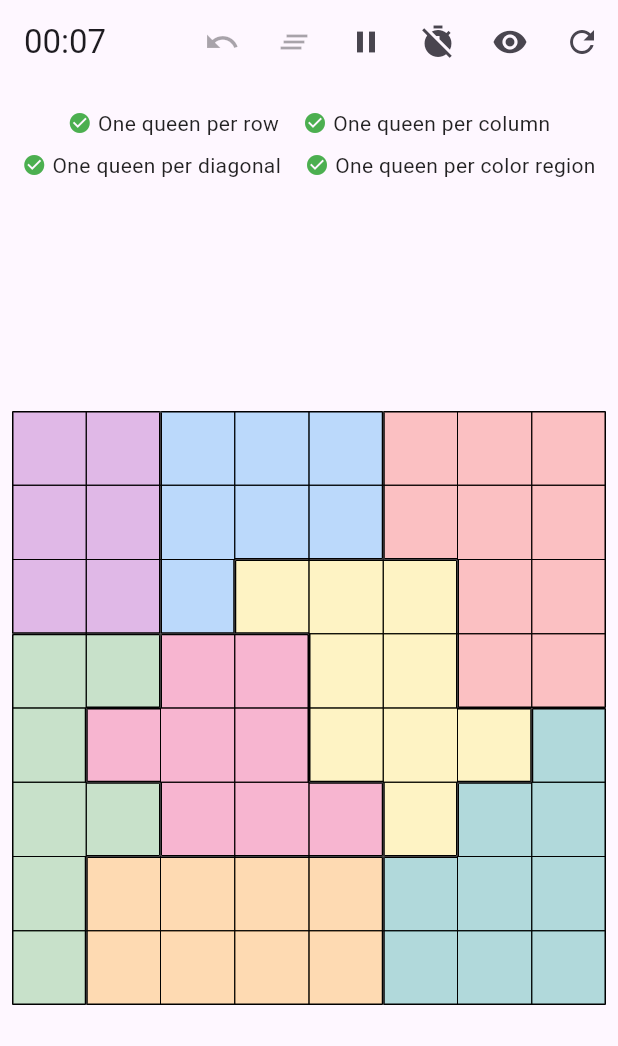
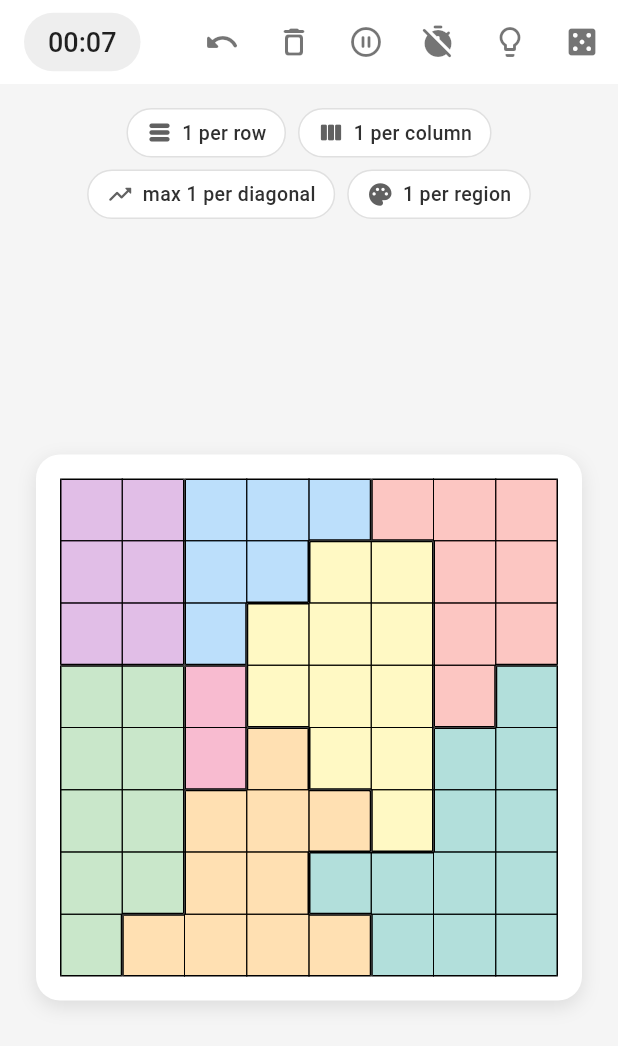
Before and after one commit to julianmzr/queens, a Flutter app: the screen it shows after launch, on a phone screen of 412 x 824 dp. Shown: the top 1046 px of the screen. Run offline on Flutter 3.47's test engine with Material 3 defaults, Android fonts, the phone set to English and light mode, and no system bars; our stand-ins replace flutter_svg.

Commit message:
update looks

```diff
--- a/lib/main.dart
+++ b/lib/main.dart
@@ -1,6 +1,7 @@
 import 'package:flutter/material.dart';
 import 'dart:async';
 import 'dart:math';
+import 'package:flutter_svg/flutter_svg.dart';
 
 class Board {
   final List<List<Color>> colorRegions;
@@ -140,27 +141,54 @@ class BoardStorage {
       regions[queen[0]][queen[1]] = availableColors[i];
     }
 
-    // Assign random growth rates to each color (between 0.3 and 0.9)
+    // Assign random growth rates to each color (between 0.2 and 0.9)
+    // Higher variance in growth rates will lead to more size variation
     Map<Color, double> growthRates = {};
+    Random random = Random();
     for (var color in availableColors) {
-      growthRates[color] = 0.3 + Random().nextDouble() * 0.6;
+      // 10% chance for a color to be "dominant" (larger region)
+      if (random.nextDouble() < 0.1) {
+        growthRates[color] = 0.7 + random.nextDouble() * 0.2; // 0.7-0.9
+      } else {
+        growthRates[color] = 0.2 + random.nextDouble() * 0.5; // 0.2-0.7
+      }
     }
 
     // Then grow each region one cell at a time, taking turns
     bool changed;
+    int maxIterations = 100; // Prevent infinite loops
+    int iterations = 0;
+
     do {
       changed = false;
+      iterations++;
+
       // Shuffle the order each time to avoid bias
       List<Color> currentColors = List.from(availableColors)..shuffle();
+
+      // Calculate current sizes
+      Map<Color, int> regionSizes = {};
+      for (int row = 0; row < 8; row++) {
+        for (int col = 0; col < 8; col++) {
+          Color cellColor = regions[row][col];
+          if (cellColor != Colors.transparent) {
+            regionSizes[cellColor] = (regionSizes[cellColor] ?? 0) + 1;
+          }
+        }
+      }
+
       for (var color in currentColors) {
+        // Skip if region is already large
+        if ((regionSizes[color] ?? 0) > 20) continue;
+
         // Try to grow this region, with its specific growth rate
-        if (Random().nextDouble() < growthRates[color]!) {
+        if (random.nextDouble() < growthRates[color]!) {
           if (_growRegionOneStep(regions, color)) {
             changed = true;
           }
         }
       }
-    } while (changed);
+    } while (changed && iterations < maxIterations && _hasTransparentCells(regions));
 
     // Fill any remaining cells with adjacent colors
     while (_hasTransparentCells(regions)) {
@@ -630,53 +658,77 @@ class _QueensGameScreenState extends State<QueensGameScreen> {
   }
 
   Widget _buildCellContent(CellState state) {
+    return LayoutBuilder(
+      builder: (context, constraints) {
+        final cellSize = min(constraints.maxWidth, constraints.maxHeight);
+        final iconSize = cellSize * 0.6;
+
         switch (state) {
           case CellState.queen:
-        return const Icon(
-          Icons.person,
-          color: Colors.black,
-          size: 32,
+            return SvgPicture.string(
+              '''<svg width="32" height="32" viewBox="0 0 24 24" fill="black">
+                <path d="M12 2L8 7L3 4L4 10L2 16H22L20 10L21 4L16 7L12 2ZM12 4.5L14.5 7.8L12 10L9.5 7.8L12 4.5ZM6.9 14L8 10.2L10.5 12.5L12 10L13.5 12.5L16 10.2L17.1 14H6.9Z"/>
+              </svg>''',
+              width: iconSize,
+              height: iconSize,
             );
           case CellState.blocked:
-        return const Icon(
-          Icons.close,
-          color: Colors.red,
-          size: 28,
+            return SvgPicture.string(
+              '''<svg width="32" height="32" viewBox="0 0 24 24" fill="black">
+                <path d="M6 6L10 10L6 14L8 16L12 12L16 16L18 14L14 10L18 6L16 4L12 8L8 4L6 6Z"/>
+              </svg>''',
+              width: iconSize * 0.7,
+              height: iconSize * 0.7,
             );
           case CellState.empty:
             return const SizedBox.shrink();
         }
+      },
+    );
   }
 
   Widget _buildRulesDisplay() {
     return Container(
-      width: double.infinity,
-      padding: const EdgeInsets.symmetric(vertical: 8.0),
+      margin: const EdgeInsets.symmetric(vertical: 8.0),
       child: Wrap(
         alignment: WrapAlignment.center,
-        spacing: 16.0,
+        spacing: 8.0,
         runSpacing: 8.0,
         children: GameRule.values.map((rule) {
           final bool isViolated = _violatedRules.contains(rule);
           return Container(
-            constraints: BoxConstraints(maxWidth: 200),
+            padding: EdgeInsets.symmetric(horizontal: 12, vertical: 6),
+            decoration: BoxDecoration(
+              color: isViolated ? Colors.red[50] : Colors.white,
+              borderRadius: BorderRadius.circular(20),
+              border: Border.all(
+                color: isViolated ? Colors.red[300]! : Colors.grey[300]!,
+                width: 1,
+              ),
+              boxShadow: [
+                if (isViolated)
+                  BoxShadow(
+                    color: Colors.red[100]!.withOpacity(0.5),
+                    blurRadius: 4,
+                    offset: Offset(0, 2),
+                  )
+              ],
+            ),
             child: Row(
               mainAxisSize: MainAxisSize.min,
               children: [
                 Icon(
-                  isViolated ? Icons.cancel : Icons.check_circle,
-                  color: isViolated ? Colors.red : Colors.green,
-                  size: 16,
+                  _getRuleIcon(rule),
+                  color: isViolated ? Colors.red[700] : Colors.grey[700],
+                  size: 18,
                 ),
-                const SizedBox(width: 4),
-                Flexible(
-                  child: Text(
-                    rule.description,
+                const SizedBox(width: 6),
+                Text(
+                  _getRuleShortText(rule),
                   style: TextStyle(
-                      fontSize: 14,
-                      color: isViolated ? Colors.red : Colors.black87,
-                      fontWeight: isViolated ? FontWeight.bold : FontWeight.normal,
-                    ),
+                    fontSize: 13,
+                    color: isViolated ? Colors.red[900] : Colors.grey[850],
+                    fontWeight: isViolated ? FontWeight.w600 : FontWeight.w500,
                   ),
                 ),
               ],
@@ -685,6 +737,32 @@ class _QueensGameScreenState extends State<QueensGameScreen> {
         }).toList(),
       ),
     );
+  }
+
+  IconData _getRuleIcon(GameRule rule) {
+    switch (rule) {
+      case GameRule.onePerRow:
+        return Icons.table_rows_rounded;
+      case GameRule.onePerColumn:
+        return Icons.view_column_rounded;
+      case GameRule.onePerDiagonal:
+        return Icons.trending_up_rounded;
+      case GameRule.onePerRegion:
+        return Icons.palette_rounded;
+    }
+  }
+
+  String _getRuleShortText(GameRule rule) {
+    switch (rule) {
+      case GameRule.onePerRow:
+        return '1 per row';
+      case GameRule.onePerColumn:
+        return '1 per column';
+      case GameRule.onePerDiagonal:
+        return 'max 1 per diagonal';
+      case GameRule.onePerRegion:
+        return '1 per region';
+    }
   }
 
   // Add this new method to check all queens
@@ -812,7 +890,7 @@ class _QueensGameScreenState extends State<QueensGameScreen> {
   // Add this new method to check for fully blocked regions
   void _checkBlockedRegions(int row, int col) {
     Set<String> errorCells = {};
-    bool hasViolation = false;
+    _violatedRules = {}; // Reset violated rules
 
     // Check row
     bool isRowBlocked = true;
@@ -823,7 +901,7 @@ class _QueensGameScreenState extends State<QueensGameScreen> {
       }
     }
     if (isRowBlocked) {
-      hasViolation = true;
+      _violatedRules.add(GameRule.onePerRow);
       for (int c = 0; c < gridSize; c++) {
         errorCells.add(_getCellKey(row, c));
       }
@@ -838,51 +916,9 @@ class _QueensGameScreenState extends State<QueensGameScreen> {
       }
     }
     if (isColBlocked) {
-      hasViolation = true;
+      _violatedRules.add(GameRule.onePerColumn);
       for (int r = 0; r < gridSize; r++) {
         errorCells.add(_getCellKey(r, col));
-      }
-    }
-
-    // Check diagonals
-    List<List<int>> mainDiagonal = [];
-    List<List<int>> antiDiagonal = [];
-
-    // Collect cells in both diagonals that contain the placed block
-    for (int i = 0; i < gridSize; i++) {
-      for (int j = 0; j < gridSize; j++) {
-        if ((i - j) == (row - col)) {
-          mainDiagonal.add([i, j]);
-        }
-        if ((i + j) == (row + col)) {
-          antiDiagonal.add([i, j]);
-        }
-      }
-    }
-
-    // Check main diagonal only if it has more than one cell
-    if (mainDiagonal.length > 1) {
-      bool isMainDiagBlocked = mainDiagonal.every(
-        (pos) => _getCellState(pos[0], pos[1]) == CellState.blocked
-      );
-      if (isMainDiagBlocked) {
-        hasViolation = true;
-        for (var pos in mainDiagonal) {
-          errorCells.add(_getCellKey(pos[0], pos[1]));
-        }
-      }
-    }
-
-    // Check anti-diagonal only if it has more than one cell
-    if (antiDiagonal.length > 1) {
-      bool isAntiDiagBlocked = antiDiagonal.every(
-        (pos) => _getCellState(pos[0], pos[1]) == CellState.blocked
-      );
-      if (isAntiDiagBlocked) {
-        hasViolation = true;
-        for (var pos in antiDiagonal) {
-          errorCells.add(_getCellKey(pos[0], pos[1]));
-        }
       }
     }
 
@@ -899,7 +935,7 @@ class _QueensGameScreenState extends State<QueensGameScreen> {
       }
     }
     if (isRegionBlocked) {
-      hasViolation = true;
+      _violatedRules.add(GameRule.onePerRegion);
       for (int r = 0; r < gridSize; r++) {
         for (int c = 0; c < gridSize; c++) {
           if (colorRegions[r][c] == regionColor) {
@@ -909,11 +945,9 @@ class _QueensGameScreenState extends State<QueensGameScreen> {
       }
     }
 
-    if (hasViolation) {
+    if (_violatedRules.isNotEmpty) {
       setState(() {
         _errorCells = errorCells;
-        // Mark all rules as violated when a region is fully blocked
-        _violatedRules = Set.from(GameRule.values);
       });
     }
   }
@@ -1084,38 +1118,76 @@ class _QueensGameScreenState extends State<QueensGameScreen> {
   @override
   Widget build(BuildContext context) {
     return Scaffold(
+      backgroundColor: Colors.grey[100],
       appBar: AppBar(
-        title: _showTimer ? Text(_formatDuration(_elapsedTime)) : null,
+        backgroundColor: Colors.white,
+        elevation: 0,
+        title: _showTimer ? Container(
+          padding: EdgeInsets.symmetric(horizontal: 16, vertical: 8),
+          decoration: BoxDecoration(
+            color: Colors.grey[200],
+            borderRadius: BorderRadius.circular(20),
+          ),
+          child: Text(
+            _formatDuration(_elapsedTime),
+            style: TextStyle(
+              color: Colors.black87,
+              fontWeight: FontWeight.w500,
+              fontSize: 18,
+            ),
+          ),
+        ) : null,
         actions: [
-          IconButton(
-            icon: Icon(Icons.undo),
+          Tooltip(
+            message: 'Undo last move',
+            child: IconButton(
+              icon: Icon(Icons.undo_rounded, color: Colors.black54),
               onPressed: _actionHistory.isEmpty ? null : _undo,
-            tooltip: 'Undo',
             ),
-          IconButton(
-            icon: Icon(Icons.clear_all),
+          ),
+          Tooltip(
+            message: 'Clear all pieces',
+            child: IconButton(
+              icon: Icon(Icons.delete_outline_rounded, color: Colors.black54),
               onPressed: cellStates.isEmpty ? null : _clearBoard,
-            tooltip: 'Clear Board',
             ),
-          IconButton(
-            icon: Icon(_isTimerRunning ? Icons.pause : Icons.play_arrow),
+          ),
+          Tooltip(
+            message: _isTimerRunning ? 'Pause timer' : 'Start timer',
+            child: IconButton(
+              icon: Icon(
+                _isTimerRunning ? Icons.pause_circle_outline_rounded : Icons.play_circle_outline_rounded,
+                color: Colors.black54,
+              ),
               onPressed: _toggleTimer,
-            tooltip: _isTimerRunning ? 'Pause Timer' : 'Start Timer',
             ),
-          IconButton(
-            icon: Icon(_showTimer ? Icons.timer_off : Icons.timer),
+          ),
+          Tooltip(
+            message: _showTimer ? 'Hide timer' : 'Show timer',
+            child: IconButton(
+              icon: Icon(
+                _showTimer ? Icons.timer_off_rounded : Icons.timer_rounded,
+                color: Colors.black54,
+              ),
               onPressed: () => setState(() => _showTimer = !_showTimer),
-            tooltip: _showTimer ? 'Hide Timer' : 'Show Timer',
             ),
-          IconButton(
-            icon: Icon(_showSolution ? Icons.visibility_off : Icons.visibility),
+          ),
+          Tooltip(
+            message: _showSolution ? 'Hide solution' : 'Show solution',
+            child: IconButton(
+              icon: Icon(
+                _showSolution ? Icons.lightbulb_rounded : Icons.lightbulb_outline_rounded,
+                color: _showSolution ? Colors.amber : Colors.black54,
+              ),
               onPressed: () => setState(() => _showSolution = !_showSolution),
-            tooltip: 'Toggle Solution',
             ),
-          IconButton(
-            icon: Icon(Icons.refresh),
+          ),
+          Tooltip(
+            message: 'New puzzle',
+            child: IconButton(
+              icon: Icon(Icons.casino_rounded, color: Colors.black54),
               onPressed: _loadNewBoard,
-            tooltip: 'New Board',
+            ),
           ),
         ],
       ),
@@ -1127,31 +1199,73 @@ class _QueensGameScreenState extends State<QueensGameScreen> {
               children: [
                 _buildRulesDisplay(),
                 if (_errorMessage != null)
-                  Padding(
-                    padding: const EdgeInsets.all(16.0),
+                  Container(
+                    margin: const EdgeInsets.all(16.0),
+                    padding: const EdgeInsets.symmetric(horizontal: 16, vertical: 8),
+                    decoration: BoxDecoration(
+                      color: Colors.red[100],
+                      borderRadius: BorderRadius.circular(12),
+                    ),
                     child: Text(
                       _errorMessage!,
                       style: TextStyle(
-                        fontSize: 18,
-                        fontWeight: FontWeight.bold,
-                        color: Colors.red,
+                        fontSize: 16,
+                        color: Colors.red[900],
                       ),
                     ),
                   ),
                 if (_hasWon)
-                  Padding(
-                    padding: const EdgeInsets.all(16.0),
-                    child: Text(
-                      'Congratulations! You solved the puzzle!',
+                  Container(
+                    margin: const EdgeInsets.all(16.0),
+                    padding: const EdgeInsets.symmetric(horizontal: 24, vertical: 16),
+                    decoration: BoxDecoration(
+                      gradient: LinearGradient(
+                        colors: [Colors.green[300]!, Colors.green[400]!],
+                        begin: Alignment.topLeft,
+                        end: Alignment.bottomRight,
+                      ),
+                      borderRadius: BorderRadius.circular(16),
+                      boxShadow: [
+                        BoxShadow(
+                          color: Colors.green[200]!,
+                          blurRadius: 8,
+                          offset: Offset(0, 4),
+                        ),
+                      ],
+                    ),
+                    child: Row(
+                      mainAxisSize: MainAxisSize.min,
+                      children: [
+                        Icon(Icons.emoji_events_rounded, color: Colors.white, size: 28),
+                        SizedBox(width: 12),
+                        Text(
+                          'Puzzle Solved!',
                           style: TextStyle(
-                        fontSize: 24,
+                            fontSize: 20,
                             fontWeight: FontWeight.bold,
-                        color: Colors.green,
+                            color: Colors.white,
                           ),
+                        ),
+                      ],
                     ),
                   ),
                 Expanded(
                   child: Center(
+                    child: Container(
+                      margin: const EdgeInsets.all(16.0),
+                      decoration: BoxDecoration(
+                        color: Colors.white,
+                        borderRadius: BorderRadius.circular(16),
+                        boxShadow: [
+                          BoxShadow(
+                            color: Colors.black.withOpacity(0.1),
+                            blurRadius: 10,
+                            offset: Offset(0, 4),
+                          ),
+                        ],
+                      ),
+                      child: Padding(
+                        padding: const EdgeInsets.all(16.0),
                         child: AspectRatio(
                           aspectRatio: 1,
                           child: LayoutBuilder(
@@ -1225,6 +1339,8 @@ class _QueensGameScreenState extends State<QueensGameScreen> {
                         ),
                       ),
                     ),
+                  ),
+                ),
               ],
             ),
           ),
--- a/pubspec.yaml
+++ b/pubspec.yaml
@@ -34,6 +34,7 @@ dependencies:
   # The following adds the Cupertino Icons font to your application.
   # Use with the CupertinoIcons class for iOS style icons.
   cupertino_icons: ^1.0.8
+  flutter_svg: ^2.0.17
 
 dev_dependencies:
   flutter_test:
```
Also changed, not shown: pubspec.lock. Lines whose indentation alone changed are shown as unchanged.
